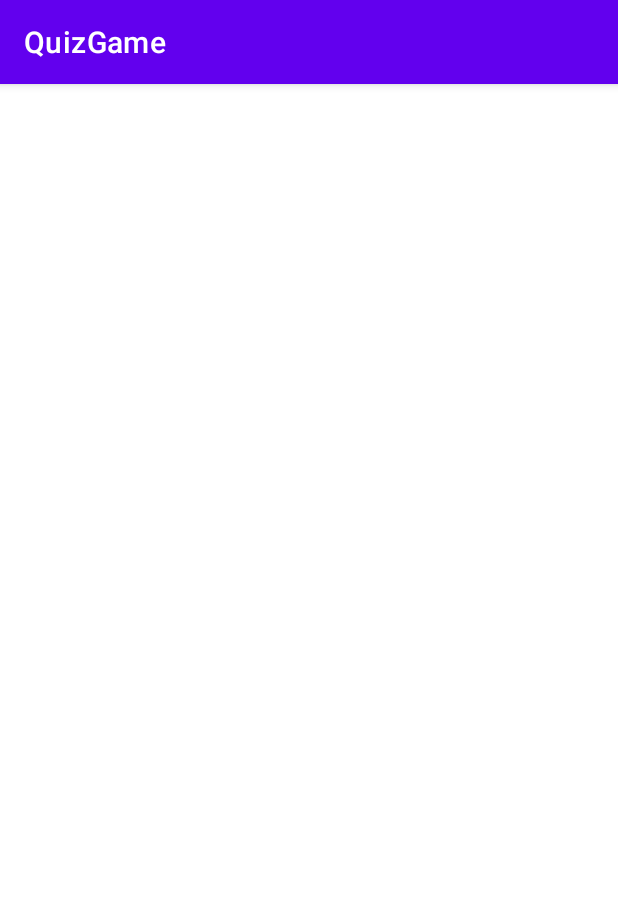
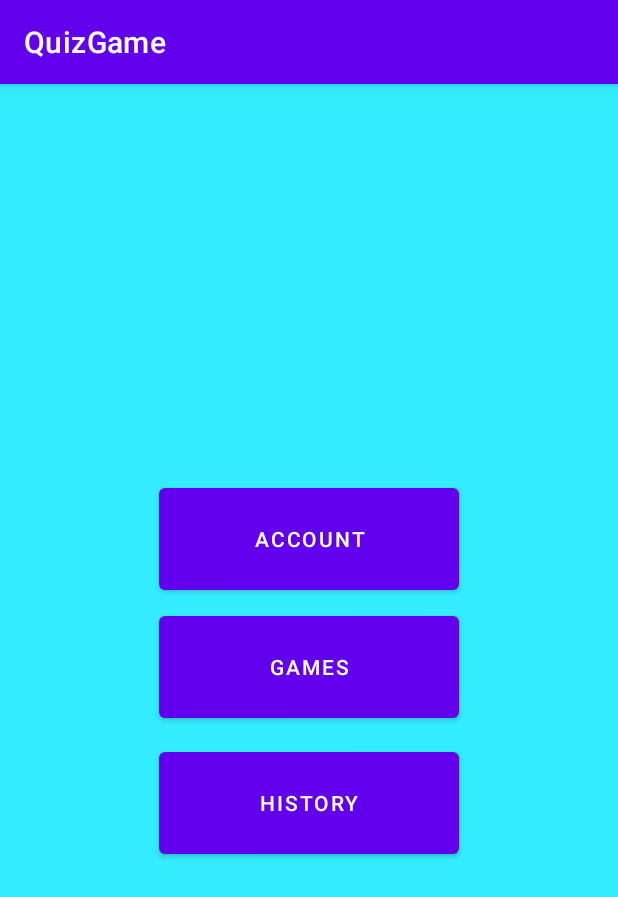
Before and after one commit to Carr99/QuizApp, an Android app: the fragment ProfileMenuFragment shown on its own in the app's theme, on a phone screen of 412 x 824 dp. Shown: the top 897 px of the screen. Run offline under Robolectric (Android 15) with nearby library versions, the phone set to English and light mode, and no system bars.

Commit message:
Navigation between fragments with buttons

```diff
--- a/app/src/main/java/com/example/quizgame/fragments/GameFragment.kt
+++ b/app/src/main/java/com/example/quizgame/fragments/GameFragment.kt
@@ -11,5 +11,7 @@ class GameFragment : Fragment(R.layout.fragment_game) {
     override fun onViewCreated(view: View, savedInstanceState: Bundle?) {
         super.onViewCreated(view, savedInstanceState)
 
+
+
     }
 }
--- a/app/src/main/java/com/example/quizgame/fragments/ProfileMenuFragment.kt
+++ b/app/src/main/java/com/example/quizgame/fragments/ProfileMenuFragment.kt
@@ -2,7 +2,9 @@ package com.example.quizgame.fragments
 
 import android.os.Bundle
 import android.view.View
+import android.widget.Button
 import androidx.fragment.app.Fragment
+import androidx.navigation.fragment.findNavController
 import com.example.quizgame.R
 
 class ProfileMenuFragment : Fragment(R.layout.fragment_profile_menu) {
@@ -10,5 +12,23 @@ class ProfileMenuFragment : Fragment(R.layout.fragment_profile_menu) {
     override fun onViewCreated(view: View, savedInstanceState: Bundle?) {
         super.onViewCreated(view, savedInstanceState)
 
+        val accountButton = view.findViewById<Button>(R.id.buttonAccount)
+        val gamesButton = view.findViewById<Button>(R.id.buttonGames)
+        val historyButton = view.findViewById<Button>(R.id.buttonHistory)
+
+        accountButton.setOnClickListener {
+            val action = ProfileMenuFragmentDirections.actionProfileMenuFragmentToAccountFragment()
+            findNavController().navigate(action)
+        }
+
+        historyButton.setOnClickListener {
+            val action = ProfileMenuFragmentDirections.actionProfileMenuFragmentToHistoryFragment()
+            findNavController().navigate(action)
+        }
+
+        gamesButton.setOnClickListener {
+            //insert game fragment
+        }
+
     }
 }
--- a/app/src/main/res/layout/fragment_game.xml
+++ b/app/src/main/res/layout/fragment_game.xml
@@ -13,6 +13,8 @@
         android:layout_height="wrap_content"
         android:layout_margin="60dp"
         android:textSize="40sp"
+        android:textColor="@color/black"
+        android:textStyle="bold"
         android:id="@+id/countDownTextView"
         android:text="Countdown"
         />
--- a/app/src/main/res/layout/fragment_profile_menu.xml
+++ b/app/src/main/res/layout/fragment_profile_menu.xml
@@ -4,7 +4,32 @@
     android:layout_width="match_parent"
     android:layout_height="match_parent"
     android:gravity="center"
+    android:background="#33ECFF"
     android:orientation="vertical"
     tools:context=".fragments.ProfileMenuFragment">
 
+    <Button
+        android:layout_width="200dp"
+        android:layout_height="80dp"
+        android:layout_marginTop="20dp"
+        android:id="@+id/buttonAccount"
+        android:text="Account"
+        />
+
+    <Button
+        android:layout_width="200dp"
+        android:layout_height="80dp"
+        android:id="@+id/buttonGames"
+        android:layout_margin="5dp"
+        android:text="Games"
+        />
+
+    <Button
+        android:layout_width="200dp"
+        android:layout_height="80dp"
+        android:id="@+id/buttonHistory"
+        android:layout_margin="5dp"
+        android:text="History"
+        />
+
 </LinearLayout>
--- a/app/src/main/res/navigation/nav_graph.xml
+++ b/app/src/main/res/navigation/nav_graph.xml
@@ -3,7 +3,7 @@
     xmlns:app="http://schemas.android.com/apk/res-auto"
     xmlns:tools="http://schemas.android.com/tools"
     android:id="@+id/nav_graph"
-    app:startDestination="@id/gameFragment">
+    app:startDestination="@id/menuFragment">
     <fragment
         android:id="@+id/homeFragment"
         android:name="com.example.quizgame.fragments.HomeFragment"
```
Also changed, not shown: app/src/main/java/com/example/quizgame/fragments/MenuFragment.kt (+14 -0 lines), app/src/main/java/com/example/quizgame/fragments/OnlineOfflineFragment.kt (+14 -0 lines), app/src/main/res/layout/fragment_menu.xml (+17 -0 lines), app/src/main/res/layout/fragment_online_or_offline.xml (+17 -0 lines).
